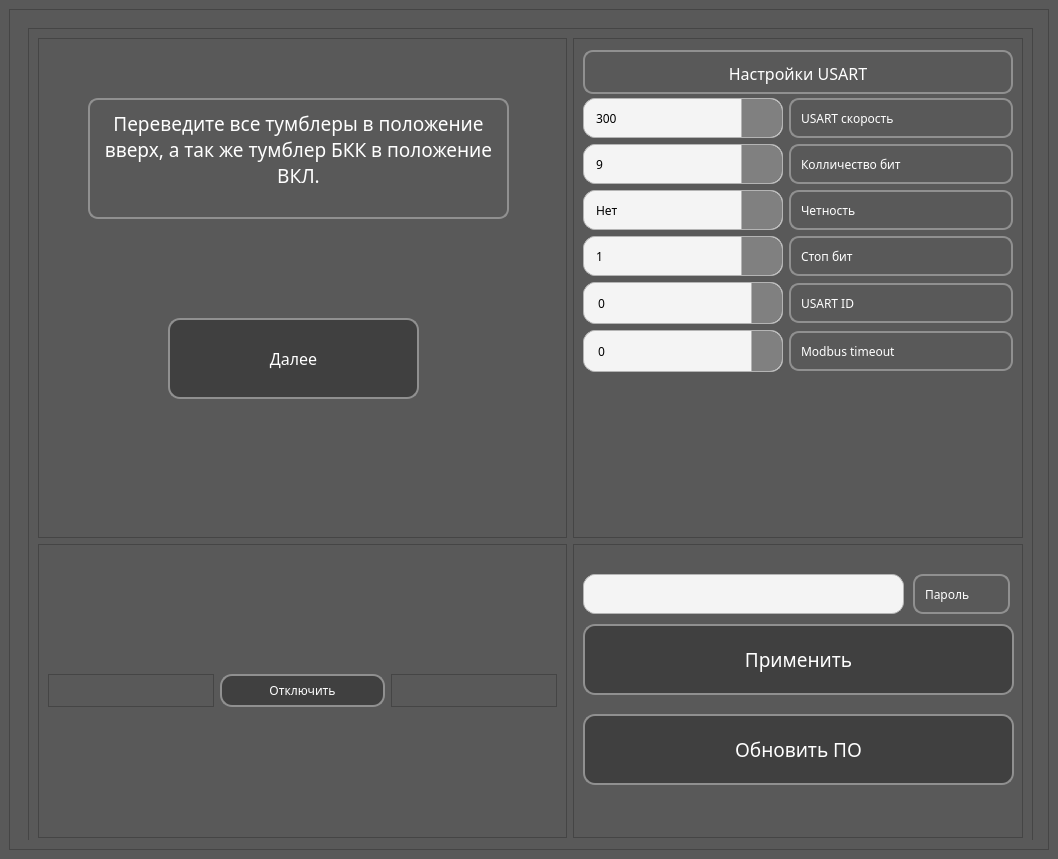
Qt form untitled_old.ui (tempa37/URM_Configurator) before a commit.
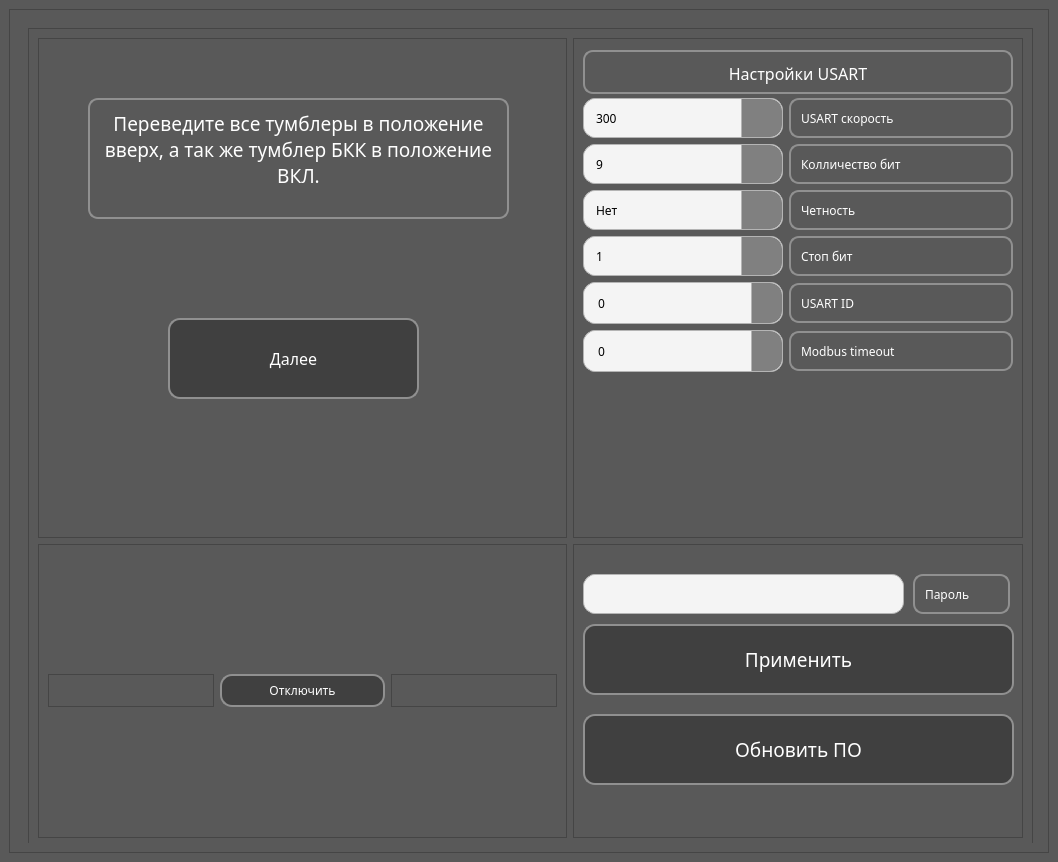
The same form after that commit. Icons and pictures are not drawn.

```diff
--- a/untitled_old.ui
+++ b/untitled_old.ui
@@ -7,7 +7,7 @@
     <x>0</x>
     <y>0</y>
     <width>1058</width>
-    <height>859</height>
+    <height>862</height>
    </rect>
   </property>
   <property name="minimumSize">
```
Left out of the diff: 2 changed lines with no effect on the pictures.
